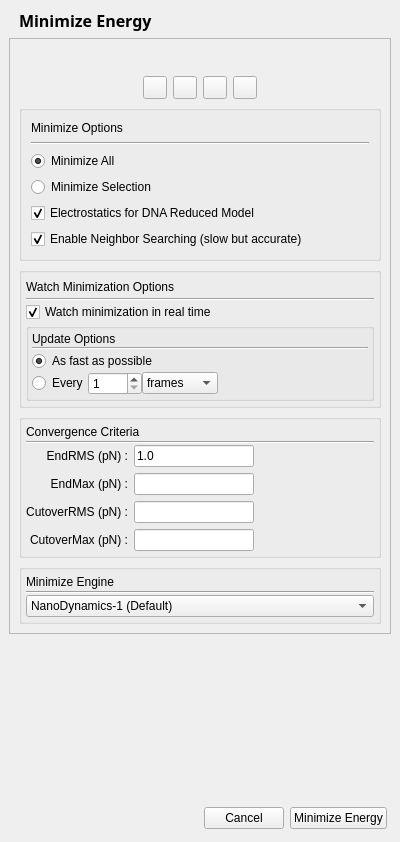
The window that cad/src/commands/MinimizeEnergy/MinimizeEnergyPropDialog.ui (kanzure/nanoengineer) describes before a commit, drawn with Qt 5.
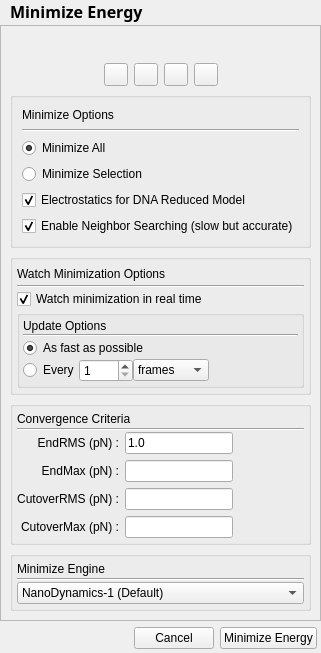
The same window after the commit. Icons and pictures are not drawn.

Patch:
```diff
--- a/cad/src/commands/MinimizeEnergy/MinimizeEnergyPropDialog.ui
+++ b/cad/src/commands/MinimizeEnergy/MinimizeEnergyPropDialog.ui
@@ -5,8 +5,8 @@
    <rect>
     <x>0</x>
     <y>0</y>
-    <width>400</width>
-    <height>842</height>
+    <width>270</width>
+    <height>609</height>
    </rect>
   </property>
   <property name="windowTitle" >
@@ -15,21 +15,73 @@
   <property name="windowIcon" >
    <iconset/>
   </property>
-  <layout class="QGridLayout" >
-   <property name="margin" >
-    <number>9</number>
-   </property>
-   <property name="spacing" >
-    <number>6</number>
-   </property>
-   <item row="1" column="0" >
     <layout class="QVBoxLayout" >
      <property name="margin" >
       <number>0</number>
      </property>
      <property name="spacing" >
-      <number>6</number>
-     </property>
+    <number>2</number>
+   </property>
+   <item>
+    <widget class="QFrame" name="heading_frame" >
+     <property name="frameShape" >
+      <enum>QFrame::NoFrame</enum>
+     </property>
+     <property name="frameShadow" >
+      <enum>QFrame::Plain</enum>
+     </property>
+     <layout class="QHBoxLayout" >
+      <property name="margin" >
+       <number>0</number>
+      </property>
+      <property name="spacing" >
+       <number>3</number>
+      </property>
+      <item>
+       <widget class="QLabel" name="heading_pixmap" >
+        <property name="sizePolicy" >
+         <sizepolicy>
+          <hsizetype>0</hsizetype>
+          <vsizetype>0</vsizetype>
+          <horstretch>0</horstretch>
+          <verstretch>0</verstretch>
+         </sizepolicy>
+        </property>
+        <property name="text" >
+         <string/>
+        </property>
+        <property name="pixmap" >
+         <pixmap/>
+        </property>
+        <property name="scaledContents" >
+         <bool>true</bool>
+        </property>
+        <property name="alignment" >
+         <set>Qt::AlignVCenter</set>
+        </property>
+       </widget>
+      </item>
+      <item>
+       <widget class="QLabel" name="heading_label" >
+        <property name="font" >
+         <font>
+          <family>Sans Serif</family>
+          <pointsize>12</pointsize>
+          <weight>75</weight>
+          <italic>false</italic>
+          <bold>true</bold>
+          <underline>false</underline>
+          <strikeout>false</strikeout>
+         </font>
+        </property>
+        <property name="text" >
+         <string>Minimize Energy</string>
+        </property>
+       </widget>
+      </item>
+     </layout>
+    </widget>
+   </item>
      <item>
       <widget class="QFrame" name="body_frame" >
        <property name="frameShape" >
@@ -156,14 +208,6 @@
          </layout>
         </item>
         <item>
-         <layout class="QVBoxLayout" >
-          <property name="margin" >
-           <number>0</number>
-          </property>
-          <property name="spacing" >
-           <number>6</number>
-          </property>
-          <item>
            <widget class="QGroupBox" name="buttonGroup8" >
             <property name="title" >
              <string/>
@@ -301,14 +345,6 @@
            </widget>
           </item>
           <item>
-           <layout class="QVBoxLayout" >
-            <property name="margin" >
-             <number>0</number>
-            </property>
-            <property name="spacing" >
-             <number>6</number>
-            </property>
-            <item>
              <widget class="QGroupBox" name="groupBox2" >
               <property name="title" >
                <string/>
@@ -885,10 +921,6 @@
              </widget>
             </item>
            </layout>
-          </item>
-         </layout>
-        </item>
-       </layout>
       </widget>
      </item>
      <item>
@@ -958,68 +990,6 @@
         </widget>
        </item>
       </layout>
-     </item>
-    </layout>
-   </item>
-   <item row="0" column="0" >
-    <widget class="QFrame" name="heading_frame" >
-     <property name="frameShape" >
-      <enum>QFrame::NoFrame</enum>
-     </property>
-     <property name="frameShadow" >
-      <enum>QFrame::Plain</enum>
-     </property>
-     <layout class="QHBoxLayout" >
-      <property name="margin" >
-       <number>0</number>
-      </property>
-      <property name="spacing" >
-       <number>3</number>
-      </property>
-      <item>
-       <widget class="QLabel" name="heading_pixmap" >
-        <property name="sizePolicy" >
-         <sizepolicy>
-          <hsizetype>0</hsizetype>
-          <vsizetype>0</vsizetype>
-          <horstretch>0</horstretch>
-          <verstretch>0</verstretch>
-         </sizepolicy>
-        </property>
-        <property name="text" >
-         <string/>
-        </property>
-        <property name="pixmap" >
-         <pixmap/>
-        </property>
-        <property name="scaledContents" >
-         <bool>true</bool>
-        </property>
-        <property name="alignment" >
-         <set>Qt::AlignVCenter</set>
-        </property>
-       </widget>
-      </item>
-      <item>
-       <widget class="QLabel" name="heading_label" >
-        <property name="font" >
-         <font>
-          <family>Sans Serif</family>
-          <pointsize>12</pointsize>
-          <weight>75</weight>
-          <italic>false</italic>
-          <bold>true</bold>
-          <underline>false</underline>
-          <strikeout>false</strikeout>
-         </font>
-        </property>
-        <property name="text" >
-         <string>Minimize Energy</string>
-        </property>
-       </widget>
-      </item>
-     </layout>
-    </widget>
    </item>
   </layout>
  </widget>
```
Lines whose indentation alone changed are shown as unchanged.
